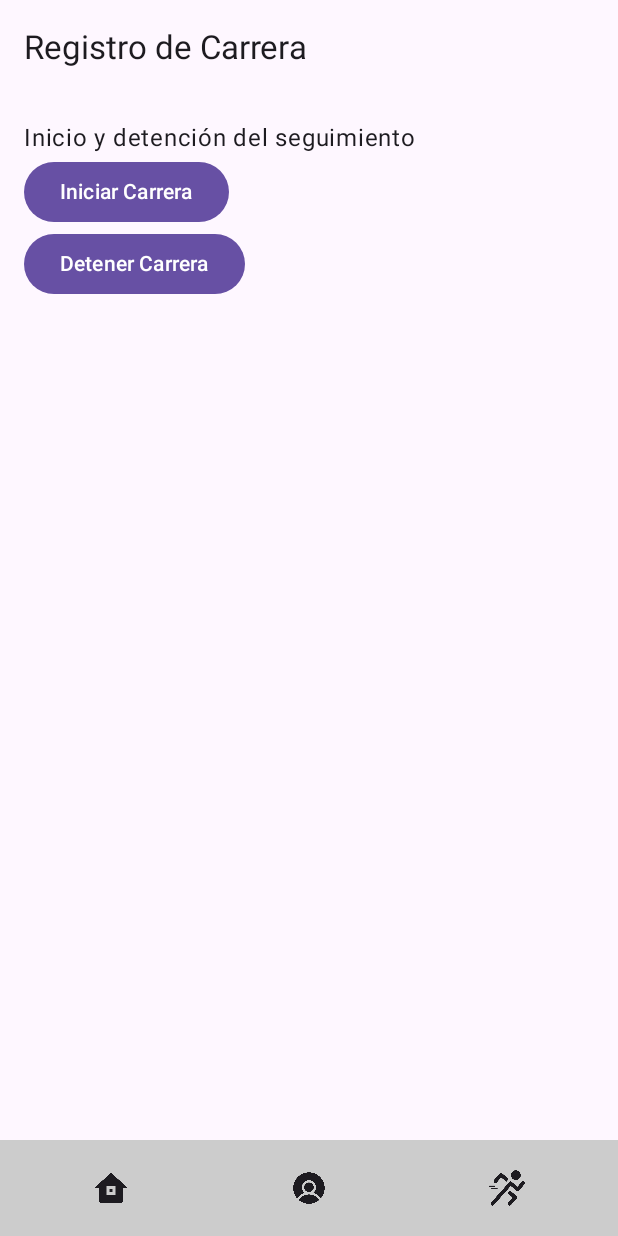
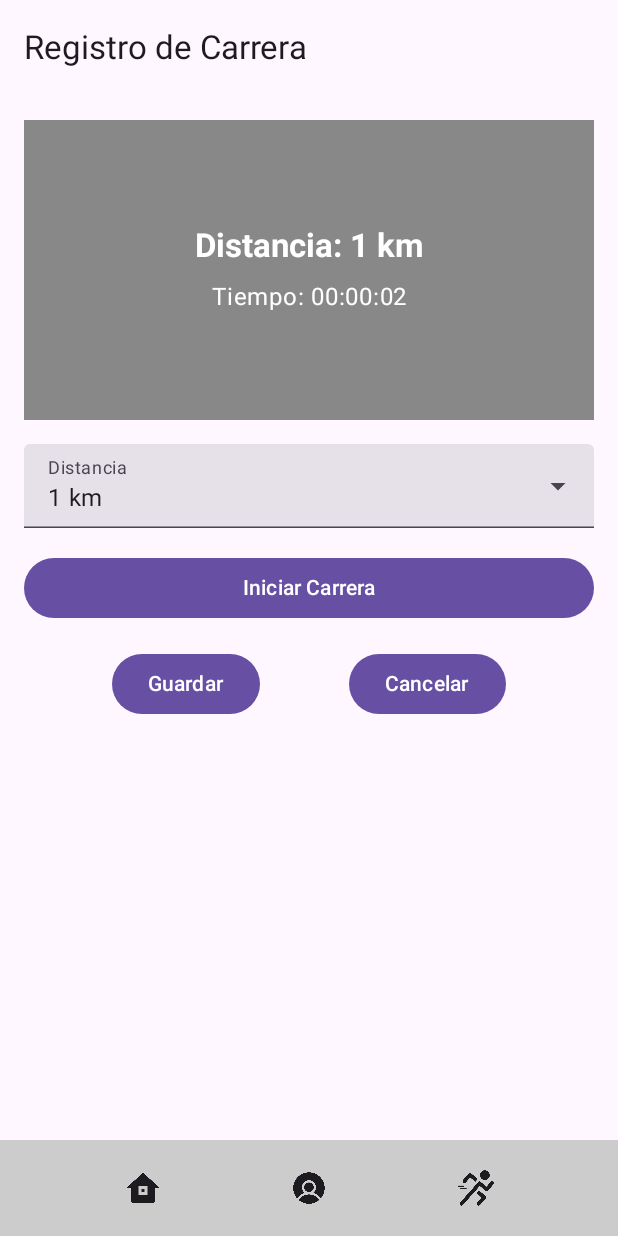
Before and after one commit to andres-Vargas02/Proyecto-RuningApp, an Android app built with Jetpack Compose: the RaceScreen screen opened through its navigation route, after a tap on "Detener Carrera", on a phone screen of 412 x 824 dp. Run offline under Robolectric (Android 15) with nearby library versions, the phone set to English and light mode, and no system bars; our stand-ins replace Room's generated code, constraintlayout-compose; 1 statement that could not run was skipped; 1 other tap on this screen came first.

Commit message:
pantalla race sin implementar API

```diff
--- a/app/build.gradle.kts
+++ b/app/build.gradle.kts
@@ -78,6 +78,8 @@ dependencies {
     implementation(libs.androidx.runtime)
     implementation(libs.ui)
     implementation(libs.androidx.constraintlayout)
+    implementation(libs.androidx.room.common)
+    implementation(libs.androidx.room.runtime.android)
 
     testImplementation(libs.junit)
     androidTestImplementation(libs.androidx.junit)
--- a/app/src/main/java/com/uptc/runningapp/model/Race.kt
+++ b/app/src/main/java/com/uptc/runningapp/model/Race.kt
@@ -8,3 +8,6 @@ data class Race(
     val duration: Long,
     val date: String,
 )
+
+//val raceImage: String?,
+//val isPersonalBest: Boolean,
--- a/app/src/main/java/com/uptc/runningapp/ui/composables/Utils.kt
+++ b/app/src/main/java/com/uptc/runningapp/ui/composables/Utils.kt
@@ -1,30 +1,23 @@
 package com.uptc.runningapp.ui.composables
 
-import androidx.compose.material3.Text
-import androidx.compose.material3.TopAppBar
+import android.annotation.SuppressLint
+import androidx.compose.foundation.layout.*
+import androidx.compose.material3.*
 import androidx.compose.runtime.Composable
-import androidx.compose.foundation.layout.Row
-import androidx.compose.foundation.layout.fillMaxWidth
-import androidx.compose.foundation.layout.padding
-import androidx.compose.foundation.layout.size
-import androidx.compose.material3.ExperimentalMaterial3Api
-import androidx.compose.material3.Icon
-import androidx.compose.material3.IconButton
-import androidx.compose.material3.Surface
+import androidx.compose.ui.Alignment
 import androidx.compose.ui.Modifier
 import androidx.compose.ui.graphics.Color
 import androidx.compose.ui.res.painterResource
+import androidx.compose.ui.tooling.preview.Preview
 import androidx.compose.ui.unit.dp
 import androidx.navigation.NavController
+import androidx.navigation.compose.rememberNavController
 import com.uptc.runningapp.R
-import com.uptc.runningapp.model.Race
 
 @OptIn(ExperimentalMaterial3Api::class)
 @Composable
 fun TopBar(title: String) {
-    TopAppBar(
-        title = { Text(title) }
-    )
+    TopAppBar(title = { Text(title) })
 }
 
 @Composable
@@ -33,37 +26,52 @@ fun BottomBar(navController: NavController) {
         color = Color.LightGray,
         modifier = Modifier.fillMaxWidth()
     ) {
-        Row(modifier = Modifier.padding(8.dp)) {
-            IconButton(
-                onClick = { navController.navigate("inicio") },
-                modifier = Modifier.weight(1f)
-            ) {
-                Icon(
-                    painter = painterResource(id = R.drawable.ic_home),
-                    contentDescription = "Inicio",
-                    modifier = Modifier.size(24.dp)
-                )
-            }
-            IconButton(
-                onClick = { navController.navigate("perfil") },
-                modifier = Modifier.weight(1f)
-            ) {
-                Icon(
-                    painter = painterResource(id = R.drawable.ic_profile),
-                    contentDescription = "Perfil",
-                    modifier = Modifier.size(24.dp)
-                )
-            }
-            IconButton(
-                onClick = { navController.navigate("registro_carrera") },
-                modifier = Modifier.weight(1f)
-            ) {
-                Icon(
-                    painter = painterResource(id = R.drawable.ic_race),
-                    contentDescription = "Registrar Carrera",
-                    modifier = Modifier.size(24.dp)
-                )
-            }
+        Row(
+            horizontalArrangement = Arrangement.SpaceEvenly,
+            modifier = Modifier.padding(8.dp)
+        ) {
+            BottomBarItem(navController, "inicio", R.drawable.ic_home, "Inicio")
+            BottomBarItem(navController, "perfil", R.drawable.ic_profile, "Perfil")
+            BottomBarItem(navController, "registro_carrera", R.drawable.ic_race, "Registrar Carrera")
         }
     }
 }
+
+@Composable
+private fun BottomBarItem(
+    navController: NavController,
+    route: String,
+    icon: Int,
+    description: String
+) {
+    IconButton(onClick = { navController.navigate(route) }) {
+        Icon(
+            painter = painterResource(id = icon),
+            contentDescription = description,
+            modifier = Modifier.size(24.dp)
+        )
+    }
+}
+
+
+@SuppressLint("DefaultLocale")
+fun format(duration: Long): String {
+    val hours = duration / 3600
+    val minutes = (duration % 3600) / 60
+    val seconds = duration % 60
+    return String.format("%02d:%02d:%02d", hours, minutes, seconds)
+}
+
+@Composable
+fun ErrorScreen(message: String) {
+    Box(modifier = Modifier.fillMaxSize(), contentAlignment = Alignment.Center) {
+        Text(text = message, color = Color.Red)
+    }
+}
+
+@Preview(showBackground = true)
+@Composable
+fun BottomBarPreview() {
+    val navController = rememberNavController()
+    BottomBar(navController = navController)
+}
--- a/app/src/main/java/com/uptc/runningapp/ui/navigation/NavHost.kt
+++ b/app/src/main/java/com/uptc/runningapp/ui/navigation/NavHost.kt
@@ -2,6 +2,7 @@ package com.uptc.runningapp.ui.navigation
 
 import androidx.compose.material3.Text
 import androidx.compose.runtime.Composable
+import androidx.compose.runtime.collectAsState
 import androidx.compose.ui.platform.LocalContext
 import androidx.navigation.compose.NavHost
 import androidx.navigation.compose.composable
@@ -17,7 +18,6 @@ import com.uptc.runningapp.ui.screens.SignUpScreen
 import com.uptc.runningapp.viewmodel.FeedViewModel
 import com.uptc.runningapp.viewmodel.ProfileViewModel
 import com.uptc.runningapp.viewmodel.ProfileViewModelFactory
-
 @Composable
 fun AppNavHost(races: List<Race>) {
     val navController = rememberNavController()
@@ -26,20 +26,22 @@ fun AppNavHost(races: List<Race>) {
     val profileViewModel: ProfileViewModel = viewModel(
         factory = ProfileViewModelFactory(context)
     )
+    val uiState = feedViewModel.uiState.collectAsState()
 
     NavHost(navController = navController, startDestination = "login") {
         composable("login") { LoginScreen(navController) }
         composable("registro") { SignUpScreen(navController) }
         composable("inicio") { FeedScreen(navController, viewModel = feedViewModel) }
-        composable("perfil") { ProfileScreen(navController, viewModel = profileViewModel)}
-        composable("registro_carrera") { RaceScreen(navController, races) }
+        composable("perfil") { ProfileScreen(navController, viewModel = profileViewModel) }
+        composable("registro_carrera") {
+            RaceScreen(navController)
+        }
         composable("detalle_carrera/{raceId}") { backStackEntry ->
-            val raceId = backStackEntry.arguments?.getString("raceId")
-            //val selectedRace = feedViewModel.uiState.value.races.find { it.raceId == raceId }
-            //val selectedRace = races.find { it.raceId == raceId }
-            val selectedRace = 1
+            val raceId = backStackEntry.arguments?.getString("raceId")?.toIntOrNull()
+            val selectedRace = races.find { it.raceId == raceId }
+
             if (selectedRace != null) {
-                //DetailScreen(navController, selectedRace)
+                DetailScreen(navController, selectedRace)
             } else {
                 Text("Carrera no encontrada")
             }
--- a/app/src/main/java/com/uptc/runningapp/ui/screens/RaceScreen.kt
+++ b/app/src/main/java/com/uptc/runningapp/ui/screens/RaceScreen.kt
@@ -1,45 +1,197 @@
 package com.uptc.runningapp.ui.screens
 
-import androidx.compose.foundation.layout.Column
-import androidx.compose.foundation.layout.fillMaxSize
-import androidx.compose.foundation.layout.padding
-import androidx.compose.material3.Button
-import androidx.compose.material3.ExperimentalMaterial3Api
-import androidx.compose.material3.Scaffold
-import androidx.compose.material3.Text
-import androidx.compose.material3.TopAppBar
-import androidx.compose.runtime.Composable
+import android.os.CountDownTimer
+import androidx.compose.foundation.background
+import androidx.compose.foundation.layout.*
+import androidx.compose.material.icons.Icons
+import androidx.compose.material.icons.filled.ArrowDropDown
+import androidx.compose.material3.*
+import androidx.compose.runtime.*
+import androidx.compose.ui.Alignment
 import androidx.compose.ui.Modifier
-import androidx.compose.ui.platform.LocalContext
-import androidx.compose.ui.tooling.preview.Preview
+import androidx.compose.ui.graphics.Color
+import androidx.compose.ui.text.font.FontWeight
 import androidx.compose.ui.unit.dp
 import androidx.navigation.NavController
-import com.uptc.runningapp.model.Race
+import com.uptc.runningapp.ui.composables.BottomBar
 import com.uptc.runningapp.ui.composables.TopBar
-import com.uptc.runningapp.ui.composables.BottomBar
+import com.uptc.runningapp.ui.composables.formatDuration
+
+
 
 @OptIn(ExperimentalMaterial3Api::class)
 @Composable
-fun RaceScreen(navController: NavController, races: List<Race>) {
+fun RaceScreen(navController: NavController) {
+    val distances = listOf(1, 5, 10, 15, 20, 21)
+    var expanded by remember { mutableStateOf(false) }
+    var selectedDistance by remember { mutableStateOf(distances[0]) }
+
+    var raceTime by remember { mutableStateOf(0L) }
+    var isRunning by remember { mutableStateOf(false) }
+    var timer: CountDownTimer? by remember { mutableStateOf(null) }
+
+    var raceFinished by remember { mutableStateOf(false) }
+    var showDialog by remember { mutableStateOf(false) }
+
+    fun startRace() {
+        isRunning = true
+        raceFinished = false
+        timer = object : CountDownTimer(Long.MAX_VALUE, 1000) {
+            override fun onTick(millisUntilFinished: Long) {
+                raceTime++
+            }
+
+            override fun onFinish() {
+                raceFinished = true
+            }
+        }
+        timer?.start()
+    }
+
+    fun stopRace() {
+        isRunning = false
+        raceFinished = true
+        timer?.cancel()
+    }
+
+    fun saveData() {
+        raceFinished = false
+        showDialog = true
+    }
+
+    fun cancelSave() {
+        raceFinished = false
+        raceTime = 0L
+        navController.popBackStack()
+    }
+
     Scaffold(
         topBar = { TopBar("Registro de Carrera") },
         bottomBar = { BottomBar(navController) }
     ) { paddingValues ->
-        Column(modifier = Modifier.fillMaxSize().padding(paddingValues).padding(16.dp)) {
-            Text("Inicio y detención del seguimiento")
-            Button(onClick = { /* lógica para iniciar carrera */ }) {
-                Text("Iniciar Carrera")
+        Column(
+            modifier = Modifier
+                .fillMaxSize()
+                .padding(paddingValues)
+                .padding(16.dp)
+        ) {
+            RaceHeader(selectedDistance, raceTime)
+            Spacer(modifier = Modifier.height(16.dp))
+
+            ExposedDropdownMenuBox(
+                expanded = expanded,
+                onExpandedChange = { if (!isRunning) expanded = !expanded }
+            ) {
+                TextField(
+                    value = "$selectedDistance km",
+                    onValueChange = {},
+                    readOnly = true,
+                    label = { Text("Distancia") },
+                    trailingIcon = {
+                        Icon(
+                            imageVector = Icons.Filled.ArrowDropDown,
+                            contentDescription = "Dropdown"
+                        )
+                    },
+                    enabled = !isRunning,
+                    modifier = Modifier
+                        .fillMaxWidth()
+                        .menuAnchor()
+                )
+
+                ExposedDropdownMenu(
+                    expanded = expanded,
+                    onDismissRequest = { expanded = false }
+                ) {
+                    distances.forEach { distance ->
+                        DropdownMenuItem(
+                            text = { Text("$distance km") },
+                            onClick = {
+                                selectedDistance = distance
+                                expanded = false
+                            }
+                        )
+                    }
+                }
             }
-            Button(onClick = { /* lógica para detener carrera */ }) {
-                Text("Detener Carrera")
+
+            Spacer(modifier = Modifier.height(16.dp))
+
+            Button(
+                onClick = {
+                    if (isRunning) {
+                        stopRace()
+                    } else {
+                        startRace()
+                    }
+                },
+                modifier = Modifier.fillMaxWidth()
+            ) {
+                Text(if (isRunning) "Detener Carrera" else "Iniciar Carrera")
             }
+
+            if (raceFinished) {
+                Spacer(modifier = Modifier.height(16.dp))
+                Row(
+                    modifier = Modifier.fillMaxWidth(),
+                    horizontalArrangement = Arrangement.SpaceEvenly
+                ) {
+                    Button(onClick = { saveData() }) {
+                        Text("Guardar")
+                    }
+                    Button(onClick = { cancelSave() }) {
+                        Text("Cancelar")
+                    }
+                }
+            }
+        }
+
+        if (showDialog) {
+            AlertDialog(
+                onDismissRequest = { showDialog = false },
+                title = { Text("Datos de la Carrera") },
+                text = {
+                    Column {
+                        Text("Distancia: $selectedDistance km")
+                        Text("Tiempo: ${formatDuration(raceTime)}")
+                    }
+                },
+                confirmButton = {
+                    Button(onClick = { showDialog = false }) {
+                        Text("Cerrar")
+                    }
+                }
+            )
         }
     }
 }
 
-@Preview(showBackground = true)
 @Composable
-fun RaceScreenPreview() {
-    //val races = generateSampleRaces()
-    //RaceScreen(navController = NavController(LocalContext.current), races = races)
+fun RaceHeader(distance: Int, time: Long) {
+    Box(
+        modifier = Modifier
+            .fillMaxWidth()
+            .height(200.dp)
+            .background(Color.Gray)
+    ) {
+        Column(
+            modifier = Modifier
+                .align(Alignment.Center)
+                .padding(16.dp),
+            horizontalAlignment = Alignment.CenterHorizontally
+        ) {
+            Text(
+                text = "Distancia: $distance km",
+                style = MaterialTheme.typography.titleLarge,
+                fontWeight = FontWeight.Bold,
+                color = Color.White
+            )
+            Spacer(modifier = Modifier.height(8.dp))
+            Text(
+                text = "Tiempo: ${formatDuration(time)}",
+                style = MaterialTheme.typography.bodyLarge,
+                color = Color.White
+            )
+        }
+    }
 }
--- a/gradle/libs.versions.toml
+++ b/gradle/libs.versions.toml
@@ -31,6 +31,8 @@ mysqlConnectorJava = "8.0.34"
 lifecycleViewmodelKtx = "2.8.4"
 uiGraphics = "<latest_version>"
 uiVersion = "1.5.0"
+roomCommon = "2.6.1"
+roomRuntimeAndroid = "2.7.0-alpha11"
 
 
 [libraries]
@@ -81,6 +83,8 @@ mssql-jdbc = { module = "com.microsoft.sqlserver:mssql-jdbc", version.ref = "mss
 mssql-jdbc-v1220jre8 = { module = "com.microsoft.sqlserver:mssql-jdbc", version.ref = "mssqlJdbcVersion" }
 mysql-connector-java = { module = "mysql:mysql-connector-java", version = "8.0.33" }
 ui-graphics = { module = "androidx.compose.ui:ui-graphics", version.ref = "uiGraphics" }
+androidx-room-common = { group = "androidx.room", name = "room-common", version.ref = "roomCommon" }
+androidx-room-runtime-android = { group = "androidx.room", name = "room-runtime-android", version.ref = "roomRuntimeAndroid" }
 
 
 [plugins]
```
Also changed, not shown: app/src/main/java/com/uptc/runningapp/data/DAO/RaceDao.kt (added, +32 -0 lines), app/src/main/java/com/uptc/runningapp/data/RaceLocal.kt (added, +16 -0 lines), app/src/main/java/com/uptc/runningapp/repositories/RaceRepository.kt (+8 -24 lines), app/src/main/java/com/uptc/runningapp/ui/screens/DetailScreen.kt (+27 -22 lines), app/src/main/java/com/uptc/runningapp/ui/state/DetailUiState.kt (added, +9 -0 lines), app/src/main/java/com/uptc/runningapp/ui/state/RaceUiState.kt (added, +12 -0 lines), app/src/main/java/com/uptc/runningapp/viewmodel/DetailViewModel.kt (added, +32 -0 lines), app/src/main/java/com/uptc/runningapp/viewmodel/RaceViewModel.kt (added, +27 -0 lines).
